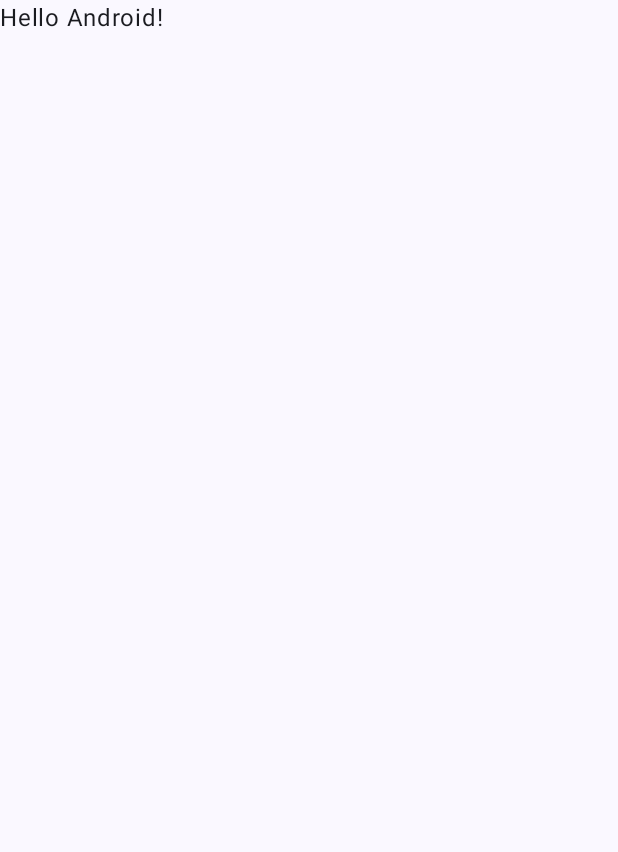
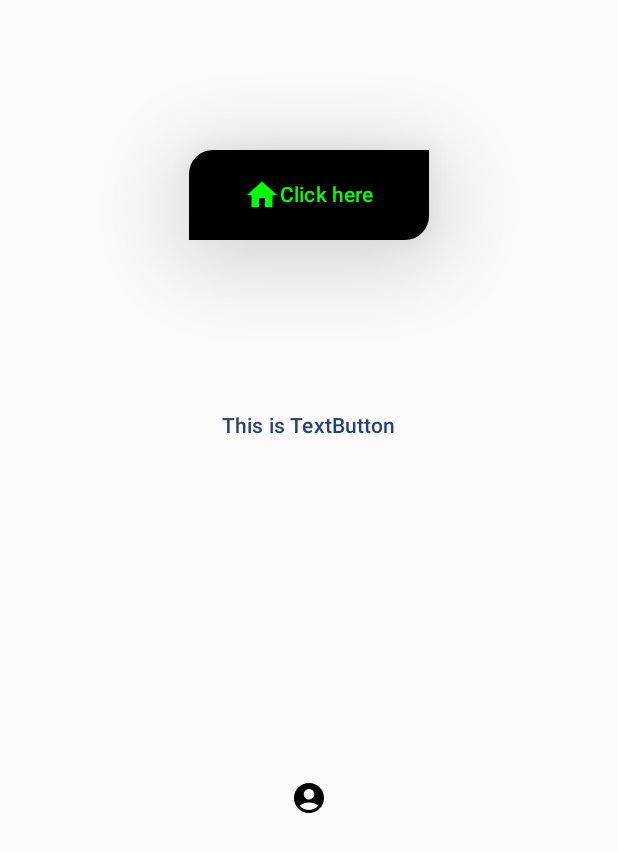
Before and after one commit to srikanth4mobileapps/ComposePracticeWork, an Android app built with Jetpack Compose: the screen it shows after launch (MainActivity), on a phone screen of 412 x 824 dp. Before the commit the part shown is almost empty. Shown: the top 852 px of the screen. Run offline under Robolectric (Android 15) with nearby library versions, the phone set to English and light mode, and no system bars.

Commit message:
Button implemented using jetpack compose

```diff
--- a/app/src/main/java/com/sri/composepracticework/MainActivity.kt
+++ b/app/src/main/java/com/sri/composepracticework/MainActivity.kt
@@ -3,13 +3,28 @@ package com.sri.composepracticework
 import android.os.Bundle
 import androidx.activity.ComponentActivity
 import androidx.activity.compose.setContent
+import androidx.compose.foundation.layout.Column
+import androidx.compose.foundation.layout.Spacer
 import androidx.compose.foundation.layout.fillMaxSize
-import androidx.compose.material3.MaterialTheme
-import androidx.compose.material3.Surface
+import androidx.compose.foundation.layout.height
+import androidx.compose.foundation.layout.size
+import androidx.compose.foundation.layout.width
+import androidx.compose.foundation.shape.RoundedCornerShape
+import androidx.compose.material.icons.Icons
+import androidx.compose.material.icons.filled.AccountCircle
+import androidx.compose.material.icons.filled.Home
+import androidx.compose.material3.Button
+import androidx.compose.material3.ButtonDefaults
+import androidx.compose.material3.Icon
+import androidx.compose.material3.IconButton
 import androidx.compose.material3.Text
+import androidx.compose.material3.TextButton
 import androidx.compose.runtime.Composable
+import androidx.compose.ui.Alignment
 import androidx.compose.ui.Modifier
+import androidx.compose.ui.graphics.Color
 import androidx.compose.ui.tooling.preview.Preview
+import androidx.compose.ui.unit.dp
 import com.sri.composepracticework.ui.theme.ComposePracticeWorkTheme
 
 class MainActivity : ComponentActivity() {
@@ -17,12 +32,49 @@ class MainActivity : ComponentActivity() {
         super.onCreate(savedInstanceState)
         setContent {
             ComposePracticeWorkTheme {
-                // A surface container using the 'background' color from the theme
-                Surface(
+
+                Column(
                     modifier = Modifier.fillMaxSize(),
-                    color = MaterialTheme.colorScheme.background
-                ) {
-                    Greeting("Android")
+
+                    ) {
+                    Spacer(modifier = Modifier.size(100.dp))
+                    Button(
+                        onClick = { }, modifier = Modifier
+                            .align(Alignment.CenterHorizontally)
+                            .height(60.dp)
+                            .width(160.dp),
+                        shape = RoundedCornerShape(topStart = 16.dp, bottomEnd = 16.dp),
+                        enabled = true,
+                        elevation = ButtonDefaults.buttonElevation(
+                            defaultElevation = 30.dp
+                        ),
+                        colors = ButtonDefaults.buttonColors(
+                            containerColor = Color.Black,
+                            contentColor = Color.Green,
+                            disabledContainerColor = Color.Gray,
+                            disabledContentColor = Color.White
+                        )
+                    ) {
+                        Icon(imageVector = Icons.Default.Home, contentDescription = null)
+                        Text(text = "Click here")
+                    }
+                    Spacer(modifier = Modifier.size(100.dp))
+                    TextButton(
+                        onClick = { /*TODO*/ },
+                        modifier = Modifier.align(Alignment.CenterHorizontally)
+                    ) {
+                        Text(text = "This is TextButton")
+                    }
+                    Spacer(modifier = Modifier.size(200.dp))
+                    IconButton(
+                        onClick = {},
+                        modifier = Modifier.align(Alignment.CenterHorizontally)
+                    ) {
+                        Icon(
+                            imageVector = Icons.Default.AccountCircle,
+                            contentDescription = null
+                        )
+                    }
                 }
             }
         }
```
